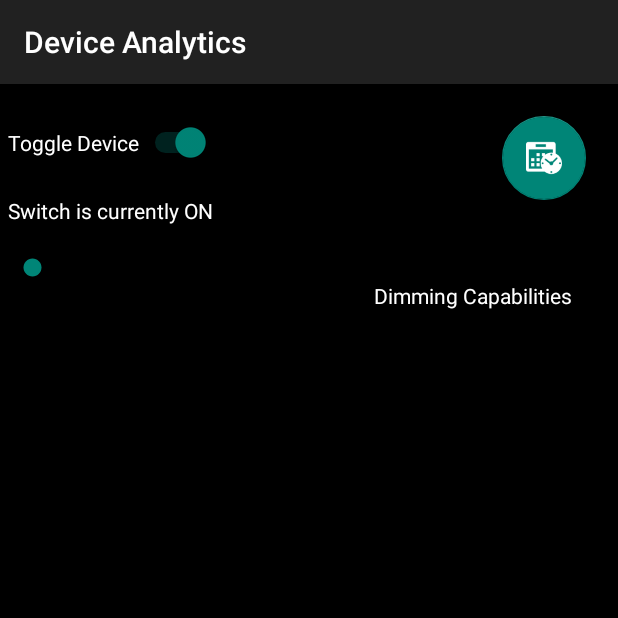
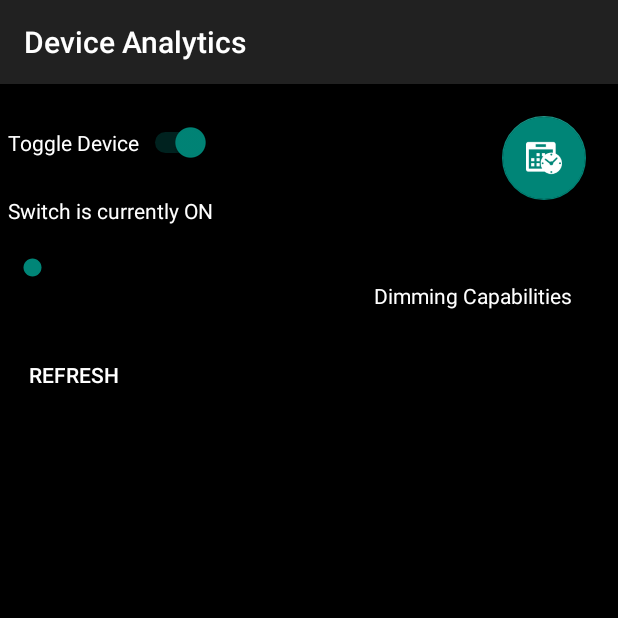
Before and after one commit to kartthikkumar/Vamp.v2, an Android app: the analytics screen opened directly, with no data from a screen before it, on a phone screen of 412 x 824 dp, the top half of it. Run offline under Robolectric (Android 15) with nearby library versions, the phone set to English and light mode, and no system bars.

Commit message:
RSSI Button Black + Needs Editing

```diff
--- a/app/src/main/java/com/adafruit/bluefruit/le/connect/app/analytics.java
+++ b/app/src/main/java/com/adafruit/bluefruit/le/connect/app/analytics.java
@@ -2,6 +2,8 @@ package com.adafruit.bluefruit.le.connect.app;
 
 import android.bluetooth.BluetoothDevice;
 import android.bluetooth.BluetoothGatt;
+import android.media.MediaPlayer;
+import android.widget.Button;
 import android.widget.SeekBar.OnSeekBarChangeListener;
 import android.app.AlarmManager;
 import android.app.AlertDialog;
@@ -53,6 +55,10 @@ public class analytics extends UartInterfaceActivity implements BleManager.BleMa
     private Switch mySwitch;
     private SeekBar dimSettings;
 
+    int num = 0;
+    TextView tView;
+    Button clickhere;
+
     protected void onCreate(Bundle savedInstanceState) {
         super.onCreate(savedInstanceState);
         setContentView(R.layout.activity_analytics);
@@ -78,11 +84,18 @@ public class analytics extends UartInterfaceActivity implements BleManager.BleMa
         Log.d("RSSI", Integer.toString(BleManager.rssiReading));
 
 
+        tView = (TextView) findViewById(R.id.rssiValue);
+        tView.setTextColor(Color.WHITE);
+        clickhere = (Button) findViewById(R.id.rssiButton);
 
+        clickhere.setOnClickListener(new View.OnClickListener() {
+            public void onClick(View v) {
 
-
-
-
+                mBleManager.readRssi();
+                String display = Integer.toString(BleManager.rssiReading);
+                tView.setText(display);
+            }
+        });
 
 
 
--- a/app/src/main/res/layout/activity_analytics.xml
+++ b/app/src/main/res/layout/activity_analytics.xml
@@ -51,6 +51,21 @@
         android:text="@string/seekbar_label"
         />
 
+    <TextView
+        android:id="@+id/rssiValue"
+        android:layout_width="wrap_content"
+        android:layout_height="wrap_content"
+        android:layout_below="@+id/dimmingText" />
+
+    <Button
+        android:id="@+id/rssiButton"
+        android:layout_width="wrap_content"
+        android:layout_height="wrap_content"
+        android:background="@android:color/black"
+        android:textColor="@android:color/white"
+        android:text="Refresh"
+        android:layout_below="@+id/rssiValue" />
+
     <android.support.design.widget.FloatingActionButton
         android:id="@+id/scheduling"
         android:layout_width="wrap_content"
```
